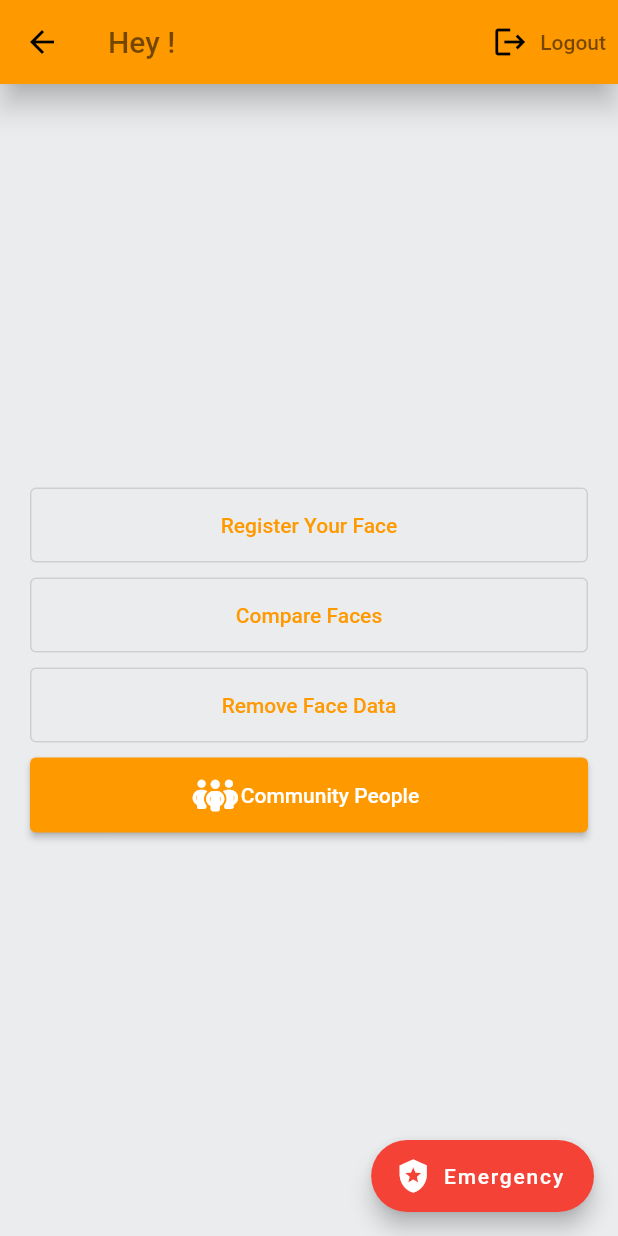
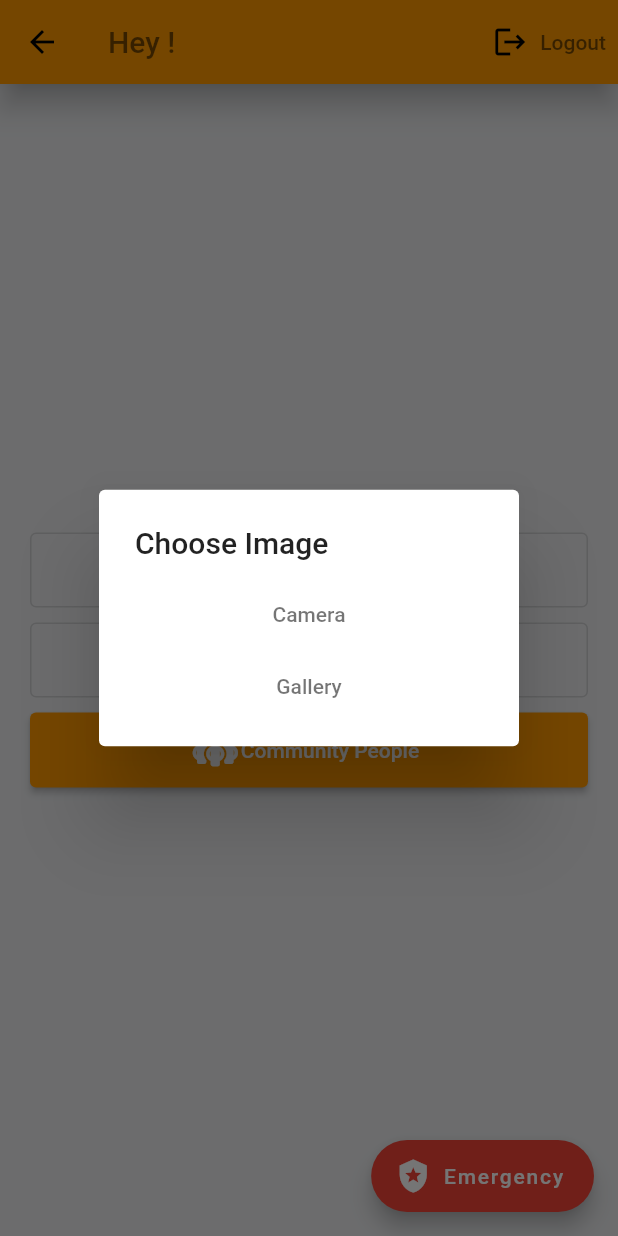
Before and after one commit to SamiUllah-dev/anomaly_detection_system, a Flutter app: the HomeScreen screen opened by its route, after a tap on "Register Your Face", on a phone screen of 412 x 824 dp. Run offline on Flutter 3.47's test engine with Material 2 defaults, Android fonts, the phone set to English and light mode, and no system bars; our stand-ins replace font_awesome_flutter, hooks_riverpod, image_picker, shared_preferences; missing offline and left inert: cloudinary_public; accounts and stored records are empty; network calls fail.

Commit message:
face-recognition added

```diff
--- a/analysis_options.yaml
+++ b/analysis_options.yaml
@@ -24,6 +24,5 @@ linter:
   rules:
     # avoid_print: false  # Uncomment to disable the `avoid_print` rule
     # prefer_single_quotes: true  # Uncomment to enable the `prefer_single_quotes` rule
-
 # Additional information about this file can be found at
 # https://dart.dev/guides/language/analysis-options
--- a/lib/constants/global_variables.dart
+++ b/lib/constants/global_variables.dart
@@ -1,6 +1,6 @@
 import 'package:flutter/material.dart';
 
-String uri = 'http://192.168.0.116:3000';
+String uri = 'http://192.168.0.117:3000';
 
 class GlobalVariables {
   // COLORS
--- /dev/null
+++ b/lib/features/community/models/face.dart
@@ -0,0 +1,62 @@
+import 'dart:convert';
+
+class Face {
+  String id;
+  String name;
+  String secureUrl;
+  Face({
+    required this.id,
+    required this.name,
+    required this.secureUrl,
+  });
+
+  Face copyWith({
+    String? id,
+    String? name,
+    String? secureUrl,
+  }) {
+    return Face(
+      id: id ?? this.id,
+      name: name ?? this.name,
+      secureUrl: secureUrl ?? this.secureUrl,
+    );
+  }
+
+  Map<String, dynamic> toMap() {
+    final result = <String, dynamic>{};
+
+    result.addAll({'id': id});
+    result.addAll({'name': name});
+    result.addAll({'secureUrl': secureUrl});
+
+    return result;
+  }
+
+  factory Face.fromMap(Map<String, dynamic> map) {
+    return Face(
+      id: map['_id'] ?? '',
+      name: map['name'] ?? '',
+      secureUrl: map['secureUrl'] ?? '',
+    );
+  }
+
+  String toJson() => json.encode(toMap());
+
+  factory Face.fromJson(String source) => Face.fromMap(json.decode(source));
+
+  @override
+  String toString() => 'Face(id: $id, name: $name, secureUrl: $secureUrl)';
+
+  @override
+  bool operator ==(Object other) {
+    if (identical(this, other)) return true;
+
+    return other is Face &&
+        other.id == id &&
+        other.name == name &&
+        other.secureUrl == secureUrl;
+  }
+
+  @override
+  int get hashCode => id.hashCode ^ name.hashCode ^ secureUrl.hashCode;
+}
--- a/lib/features/home/screens/home_screen.dart
+++ b/lib/features/home/screens/home_screen.dart
@@ -1,11 +1,14 @@
 import 'package:anomaly_detection_system/constants/global_variables.dart';
+import 'package:anomaly_detection_system/constants/utils.dart';
 import 'package:anomaly_detection_system/features/auth/controller/auth_controller.dart';
 import 'package:anomaly_detection_system/features/community/screens/community_screen.dart';
 import 'package:anomaly_detection_system/features/emergency/screens/emergency_screen.dart';
+import 'package:anomaly_detection_system/features/home/services/face_registration.dart';
 import 'package:anomaly_detection_system/providers/user_provider.dart';
 import 'package:flutter/material.dart';
 import 'package:font_awesome_flutter/font_awesome_flutter.dart';
 import 'package:hooks_riverpod/hooks_riverpod.dart';
+import 'package:image_picker/image_picker.dart';
 
 class HomeScreen extends ConsumerStatefulWidget {
   static const routeName = '/home-screen';
@@ -18,10 +21,45 @@ class HomeScreen extends ConsumerStatefulWidget {
 class _HomeScreenState extends ConsumerState<HomeScreen> {
   // for logout
   var _isLoading = false;
+  var _faceIsProcessing = false;
   void logout() {
     setState(() => _isLoading = true);
     ref.read(authControllerProvider).logout(ref: ref);
     setState(() => _isLoading = false);
+  }
+
+  void unregisterFace(BuildContext context, ImageSource imageSource) async {
+    XFile? pickedImage = await pickImage(context, imageSource);
+    if (pickedImage != null) {
+      setState(() {
+        _faceIsProcessing = true;
+      });
+      await Future.delayed(const Duration(seconds: 3));
+      await unregister(
+          context: context,
+          email: ref.read(userProvider).email,
+          name: ref.read(userProvider).name);
+      setState(() {
+        _faceIsProcessing = false;
+      });
+    }
+  }
+
+  void registerFace(BuildContext context, ImageSource imageSource) async {
+    XFile? pickedImage = await pickImage(context, imageSource);
+    if (pickedImage != null) {
+      setState(() {
+        _faceIsProcessing = true;
+      });
+      await Future.delayed(const Duration(seconds: 3));
+      await register(
+          context: context,
+          image: pickedImage,
+          name: (ref.read(userProvider).email) + ref.read(userProvider).name);
+      setState(() {
+        _faceIsProcessing = false;
+      });
+    }
   }
 
   @override
@@ -42,8 +80,23 @@ class _HomeScreenState extends ConsumerState<HomeScreen> {
         )
       ]),
       body: Center(
-        child: Padding(
-          padding: EdgeInsets.all(20),
+        child: _faceIsProcessing
+            ? AlertDialog(
+                title: const Text('Face Processing'),
+                content: Row(
+                  mainAxisSize: MainAxisSize.min,
+                  mainAxisAlignment: MainAxisAlignment.spaceBetween,
+                  children: const [
+                    Text('Fetching Face Data'),
+                    SizedBox(
+                      width: 10,
+                    ),
+                    CircularProgressIndicator(),
+                  ],
+                ),
+              )
+            : Padding(
+                padding: const EdgeInsets.all(20),
                 child: Column(
                   crossAxisAlignment: CrossAxisAlignment.stretch,
                   mainAxisSize: MainAxisSize.min,
@@ -52,7 +105,12 @@ class _HomeScreenState extends ConsumerState<HomeScreen> {
                       style: OutlinedButton.styleFrom(
                         minimumSize: const Size(double.infinity, 50),
                       ),
-                onPressed: () {},
+                      onPressed: () async {
+                        final source = await imageSource(context);
+                        if (source != null) {
+                          registerFace(context, source);
+                        }
+                      },
                       child: const Text('Register Your Face'),
                     ),
                     const SizedBox(
@@ -62,17 +120,12 @@ class _HomeScreenState extends ConsumerState<HomeScreen> {
                       style: OutlinedButton.styleFrom(
                         minimumSize: const Size(double.infinity, 50),
                       ),
-                onPressed: () {},
-                child: const Text('Compare Faces'),
-              ),
-              const SizedBox(
-                height: 10,
-              ),
-              OutlinedButton(
-                style: OutlinedButton.styleFrom(
-                  minimumSize: const Size(double.infinity, 50),
-                ),
-                onPressed: () {},
+                      onPressed: () async {
+                        final source = await imageSource(context);
+                        if (source != null) {
+                          unregisterFace(context, source);
+                        }
+                      },
                       child: const Text('Remove Face Data'),
                     ),
                     const SizedBox(
@@ -82,8 +135,8 @@ class _HomeScreenState extends ConsumerState<HomeScreen> {
                       style: ElevatedButton.styleFrom(
                         minimumSize: const Size(double.infinity, 50),
                       ),
-                onPressed: () =>
-                    Navigator.of(context).pushNamed(CommunityScreen.routeName),
+                      onPressed: () => Navigator.of(context)
+                          .pushNamed(CommunityScreen.routeName),
                       icon: const Icon(FontAwesomeIcons.peopleGroup),
                       label: const Text('Community People'),
                     ),
@@ -103,3 +156,22 @@ class _HomeScreenState extends ConsumerState<HomeScreen> {
     );
   }
 }
+
+Future<ImageSource?> imageSource(BuildContext context) async {
+  return showDialog<ImageSource?>(
+    context: context,
+    builder: ((context) => SimpleDialog(
+          title: Text('Choose Image'),
+          children: [
+            TextButton(
+              onPressed: () => Navigator.of(context).pop(ImageSource.camera),
+              child: const Text('Camera'),
+            ),
+            TextButton(
+              onPressed: () => Navigator.of(context).pop(ImageSource.gallery),
+              child: const Text('Gallery'),
+            ),
+          ],
+        )),
+  );
+}
--- a/lib/router.dart
+++ b/lib/router.dart
@@ -7,31 +7,31 @@ import 'package:flutter/material.dart';
 Route<dynamic> onGenerateRoute(RouteSettings settings) {
   switch (settings.name) {
     case AuthScreen.routeName:
-      return MaterialPageRoute(
+      return MaterialPageRoute<AuthScreen>(
         settings: settings,
         builder: ((context) => const AuthScreen()),
       );
 
     case HomeScreen.routeName:
-      return MaterialPageRoute(
+      return MaterialPageRoute<HomeScreen>(
         settings: settings,
         builder: ((context) => const HomeScreen()),
       );
 
     case EmergencyScreen.routeName:
-      return MaterialPageRoute(
+      return MaterialPageRoute<EmergencyScreen>(
         settings: settings,
         builder: ((context) => const EmergencyScreen()),
       );
 
     case CommunityScreen.routeName:
-      return MaterialPageRoute(
+      return MaterialPageRoute<CommunityScreen>(
         settings: settings,
         builder: ((context) => const CommunityScreen()),
       );
 
     default:
-      return MaterialPageRoute(
+      return MaterialPageRoute<Scaffold>(
         builder: ((context) => const Scaffold(
               body: Center(
                 child: Text(
--- a/pubspec.yaml
+++ b/pubspec.yaml
@@ -41,6 +41,8 @@ dependencies:
   shared_preferences: ^2.0.15
   font_awesome_flutter: ^10.3.0
   url_launcher: ^6.1.7
+  image_picker: ^0.8.6
+  cloudinary_public: ^0.20.0
 
 dev_dependencies:
   flutter_test:
```
Also changed, not shown: lib/constants/utils.dart (+25 -0 lines), lib/features/community/screens/community_screen.dart (+18 -2 lines), lib/features/emergency/screens/emergency_screen.dart (+6 -12 lines), lib/features/home/services/face_registration.dart (added, +74 -0 lines), pubspec.lock, 3 other files. Lines whose indentation alone changed are shown as unchanged.
